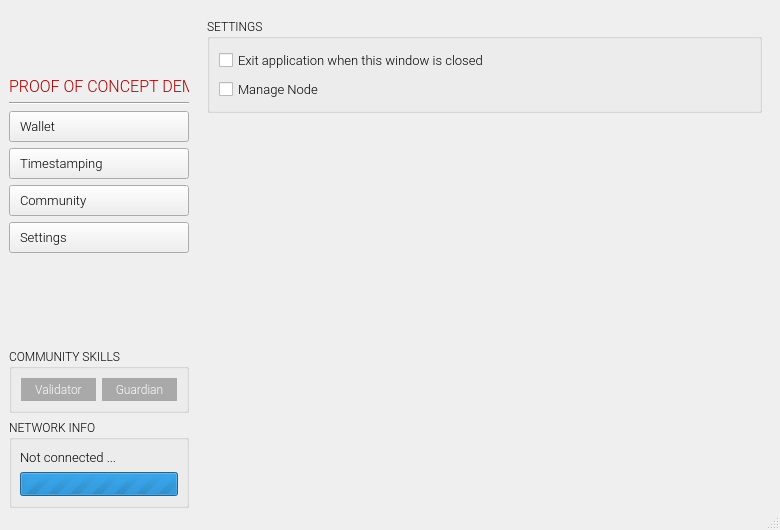
This is app/ui/proto.ui in coblo/gui-demo as Qt 5 draws it before an edit. The edited form follows.
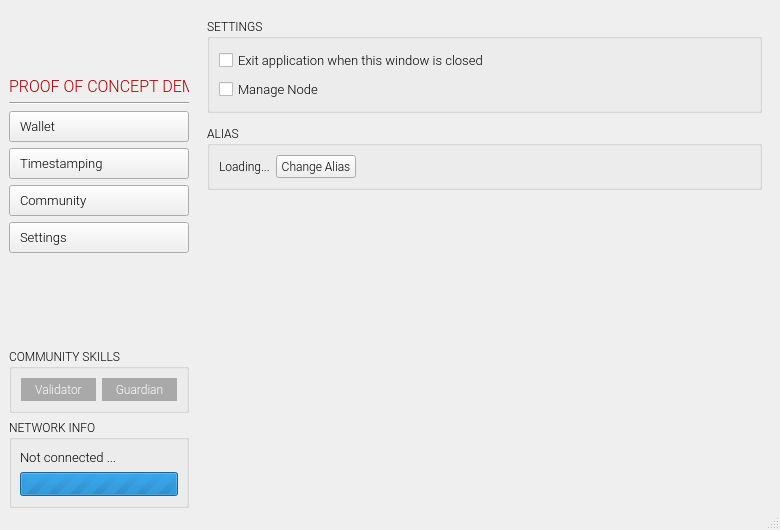
This is the edited form. The open tabs and pages were chosen to show the change. Icons and pictures are not drawn. Custom widgets are drawn as their Qt base class.

Commit message: Move changing alias to settings.

What changed in the file:
```diff
--- a/app/ui/proto.ui
+++ b/app/ui/proto.ui
@@ -1047,6 +1047,58 @@
           </layout>
          </widget>
         </item>
+        <item>
+         <widget class="QGroupBox" name="gbox_alias_settings">
+          <property name="font">
+           <font>
+            <family>Oswald</family>
+            <pointsize>9</pointsize>
+           </font>
+          </property>
+          <property name="title">
+           <string>ALIAS</string>
+          </property>
+          <layout class="QHBoxLayout" name="horizontalLayout_4">
+           <item>
+            <widget class="QLabel" name="lbl_alias">
+             <property name="font">
+              <font>
+               <family>Roboto Light</family>
+              </font>
+             </property>
+             <property name="text">
+              <string>Loading...</string>
+             </property>
+            </widget>
+           </item>
+           <item>
+            <widget class="QPushButton" name="btn_alias_change">
+             <property name="font">
+              <font>
+               <family>Roboto Light</family>
+              </font>
+             </property>
+             <property name="text">
+              <string>Change Alias</string>
+             </property>
+            </widget>
+           </item>
+           <item>
+            <spacer name="horizontalSpacer">
+             <property name="orientation">
+              <enum>Qt::Horizontal</enum>
+             </property>
+             <property name="sizeHint" stdset="0">
+              <size>
+               <width>40</width>
+               <height>20</height>
+              </size>
+             </property>
+            </spacer>
+           </item>
+          </layout>
+         </widget>
+        </item>
         <item>
          <spacer name="verticalSpacer">
           <property name="orientation">
```
The commit also changes 6 other files.
